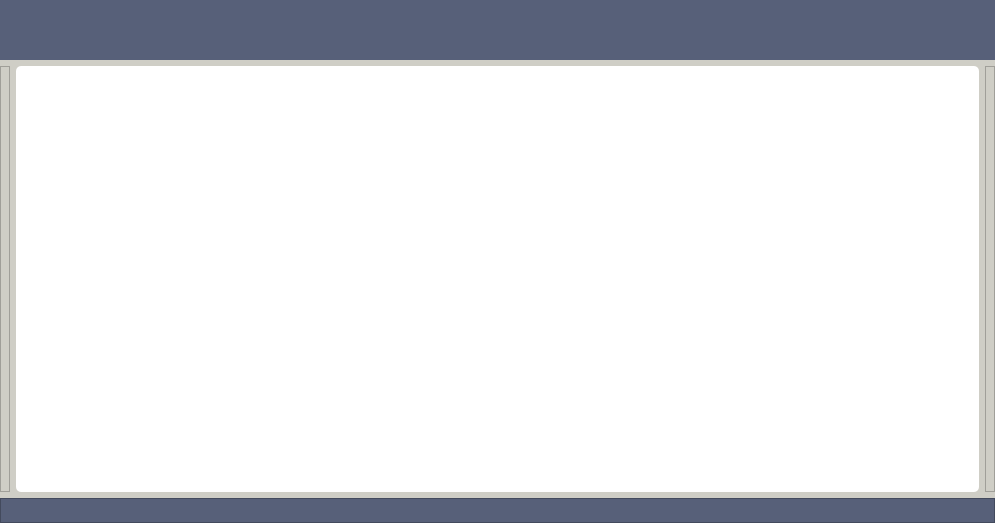
First picture: the form in UIs/analyze_keywords.ui, repository IntelCompH2020/domain_classification, before the edit.
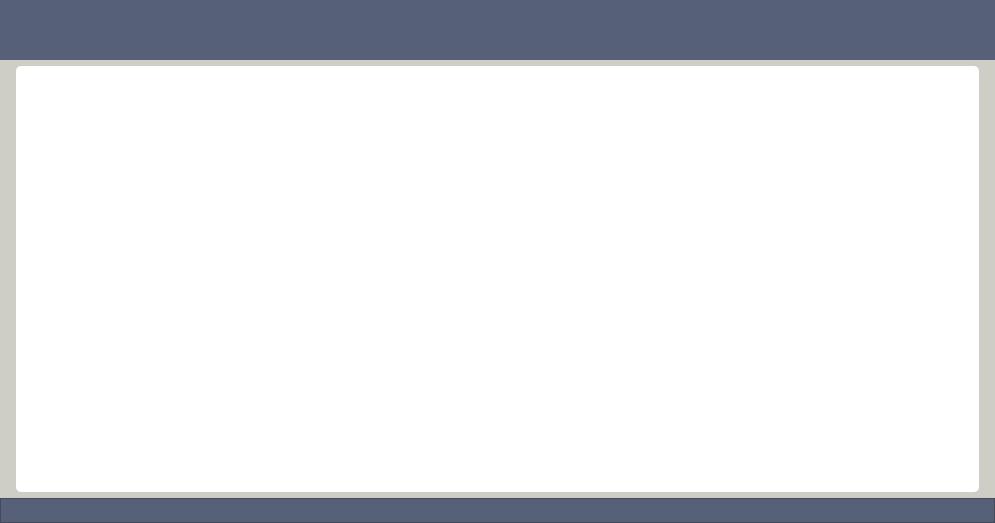
Second picture: the form after the edit.

Commit message: removed black borders from QFrames in UIs.

```diff
--- a/UIs/analyze_keywords.ui
+++ b/UIs/analyze_keywords.ui
@@ -84,6 +84,13 @@
            <height>16777215</height>
           </size>
          </property>
+         <property name="styleSheet">
+          <string notr="true">QFrame { 
+  background-color: #CFCEC6;
+  border: 5px solid #CFCEC6
+} 
+</string>
+         </property>
          <property name="frameShape">
           <enum>QFrame::StyledPanel</enum>
          </property>
@@ -153,6 +160,13 @@
            <height>16777215</height>
           </size>
          </property>
+         <property name="styleSheet">
+          <string notr="true">QFrame { 
+  background-color: #CFCEC6;
+  border: 5px solid #CFCEC6
+} 
+</string>
+         </property>
          <property name="frameShape">
           <enum>QFrame::StyledPanel</enum>
          </property>
```
The commit also changes 2 other files.
